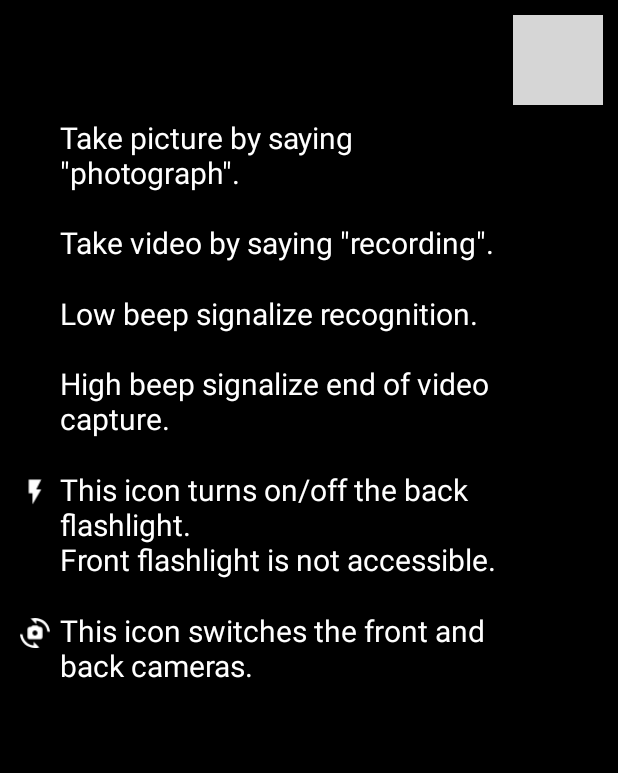
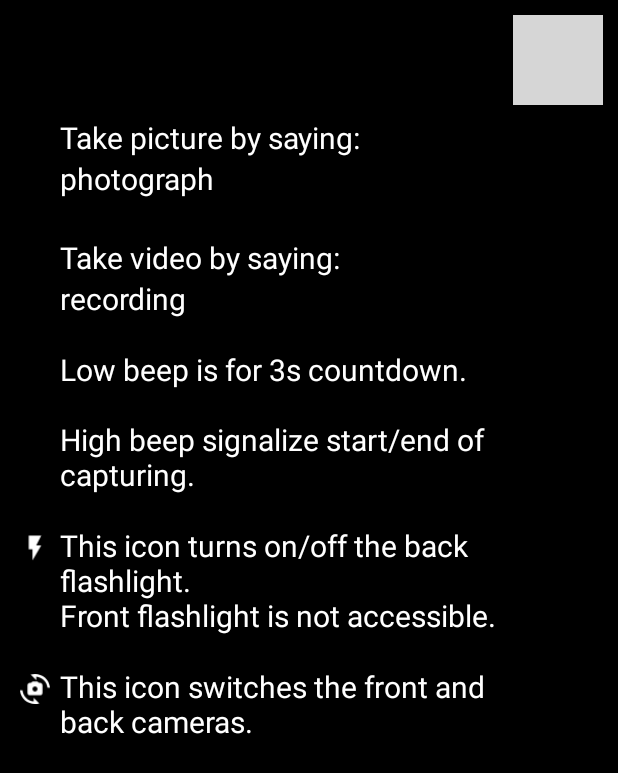
Before and after one commit to Hermelin13/VoiceCamera, an Android app: the HelpActivity screen opened directly, with no data from a screen before it, on a phone screen of 412 x 824 dp. Shown: the top 773 px of the screen. Run offline under Robolectric (Android 15) with nearby library versions, the phone set to English and light mode, and no system bars; libraries missing offline, so code that uses them is left out: edu.cmu.pocketsphinx; grey boxes are pictures that could not be loaded.

Commit message:
verze 9 google countdown

```diff
--- a/app/src/main/res/layout/activity_main2.xml
+++ b/app/src/main/res/layout/activity_main2.xml
@@ -20,21 +20,52 @@
         android:contentDescription="@string/backbutton" />
 
     <TextView
-        android:id="@+id/keywords"
+        android:id="@+id/keywordsphoto"
         android:layout_width="300sp"
         android:layout_height="wrap_content"
         android:layout_below="@id/back"
         android:layout_marginTop="8dp"
-        android:text="@string/keywords"
+        android:text="@string/photo"
         android:textColor="#fff"
         android:textSize="20sp"
-        android:layout_marginStart="40dp"/>
+        android:layout_marginStart="40dp" />
+
+    <TextView
+        android:id="@+id/keyp"
+        android:layout_width="300sp"
+        android:layout_height="wrap_content"
+        android:layout_below="@id/keywordsphoto"
+        android:text="@string/key_photo"
+        android:textColor="#fff"
+        android:textSize="20sp"
+        android:layout_marginStart="40dp" />
+
+    <TextView
+        android:id="@+id/keywordsvideo"
+        android:layout_width="300sp"
+        android:layout_height="wrap_content"
+        android:layout_below="@id/keyp"
+        android:layout_marginTop="25dp"
+        android:text="@string/video"
+        android:textColor="#fff"
+        android:textSize="20sp"
+        android:layout_marginStart="40dp" />
+
+    <TextView
+        android:id="@+id/keyv"
+        android:layout_width="300sp"
+        android:layout_height="wrap_content"
+        android:layout_below="@id/keywordsvideo"
+        android:text="@string/key_video"
+        android:textColor="#fff"
+        android:textSize="20sp"
+        android:layout_marginStart="40dp" />
 
     <TextView
         android:id="@+id/beep"
         android:layout_width="300sp"
         android:layout_height="wrap_content"
-        android:layout_below="@id/keywords"
+        android:layout_below="@id/keyv"
         android:layout_marginStart="40dp"
         android:layout_marginTop="20dp"
         android:text="@string/func"
--- a/app/src/main/res/values/strings.xml
+++ b/app/src/main/res/values/strings.xml
@@ -1,10 +1,8 @@
-<?xml version="1.0" encoding="utf-8"?>
-<resources xmlns:xliff="urn:oasis:names:tc:xliff:document:1.2">
-
-    <string name="app_name">VoiceCapture</string>
-
-    <string name="keywords">Take picture by saying \"photograph\".\n\nTake video by saying \"recording\".</string>
-    <string name="func">Low beep signalize recognition.\n\nHigh beep signalize end of video capture.</string>
+<resources>
+    <string name="app_name">VoicePhoto</string>
+    <string name="photo">Take picture by saying:</string>
+    <string name="video">Take video by saying:</string>
+    <string name="func">Low beep is for 3s countdown.\n\nHigh beep signalize start/end of capturing.</string>
     <string name="flash">This icon turns on/off the back flashlight.\nFront flashlight is not accessible.</string>
     <string name="camswitch">This icon switches the front and back cameras.</string>
     <string name="backbutton">backButton</string>
@@ -12,4 +10,6 @@
     <string name="turn_off_on_flashlight">turn off/on flashlight</string>
     <string name="change_camera">change camera</string>
     <string name="open_help">open help</string>
+    <string name="key_video">recording</string>
+    <string name="key_photo">photograph</string>
 </resources>
```
Also changed, not shown: app/build.gradle (+10 -10 lines), app/src/main/java/edu/cmu/pocketsphinx/app/MainActivity.java (+27 -6 lines).
